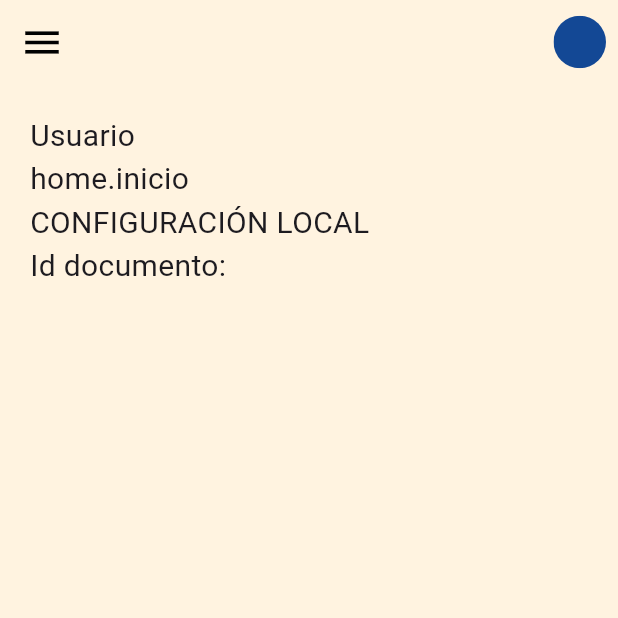
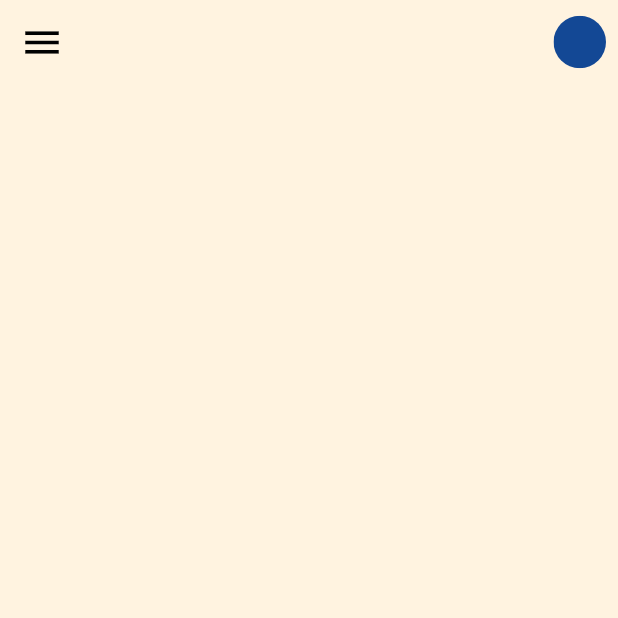
Before and after one commit to lsurec/fl-pos, a Flutter app: the HomeView screen opened by its route, on a phone screen of 412 x 824 dp, the top half of it. Run offline on Flutter 3.47's test engine with Material 3 defaults, Android fonts, the phone set to English and light mode, and no system bars; our stand-ins replace bloc, dropdown_button2, equatable, file_picker, flutter_bloc, package_info and 4 more; missing offline and left inert: clipboard, flutter_barcode_scanner, flutter_esc_pos_utils, flutter_pos_printer_platform, flutter_swipe_detector, restart_app; accounts and stored records are empty.

Commit message:
limpiar home view

```diff
--- a/lib/views/home_view.dart
+++ b/lib/views/home_view.dart
@@ -1,8 +1,5 @@
 import 'package:flutter_post_printer_example/models/models.dart';
-import 'package:flutter_post_printer_example/services/language_service.dart';
-import 'package:flutter_post_printer_example/shared_preferences/preferences.dart';
 import 'package:flutter_post_printer_example/themes/app_theme.dart';
-import 'package:flutter_post_printer_example/utilities/translate_block_utilities.dart';
 import 'package:flutter_post_printer_example/view_models/view_models.dart';
 import 'package:flutter_post_printer_example/widgets/widgets.dart';
 import 'package:flutter/material.dart';
@@ -34,51 +31,7 @@ class HomeView extends StatelessWidget {
               child: Padding(
                 padding: const EdgeInsets.all(20),
                 child: ListView(
-                  children: [
-                    Text(
-                      AppLocalizations.of(context)!.translate(
-                        BlockTranslate.general,
-                        "usuario",
-                      ),
-                      style: const TextStyle(
-                        fontSize: 20,
-                      ),
-                    ),
-                    Text(
-                      AppLocalizations.of(context)!.translate(
-                        BlockTranslate.home,
-                        "inicio",
-                      ),
-                      style: const TextStyle(
-                        fontSize: 20,
-                      ),
-                    ),
-                    Text(
-                      AppLocalizations.of(context)!.translate(
-                        BlockTranslate.localConfig,
-                        "titulo",
-                      ),
-                      style: const TextStyle(
-                        fontSize: 20,
-                      ),
-                    ),
-                    Text(
-                      AppLocalizations.of(context)!.translate(
-                        BlockTranslate.home,
-                        "idDoc",
-                      ),
-                      style: const TextStyle(
-                        fontSize: 20,
-                      ),
-                    ),
-                    if (Preferences.language.isNotEmpty)
-                      Text(
-                        "${Preferences.language}, Idioma",
-                        style: const TextStyle(
-                          fontSize: 20,
-                        ),
-                      ),
-                  ],
+                  children: const [],
                 ),
               ),
             ),
```
